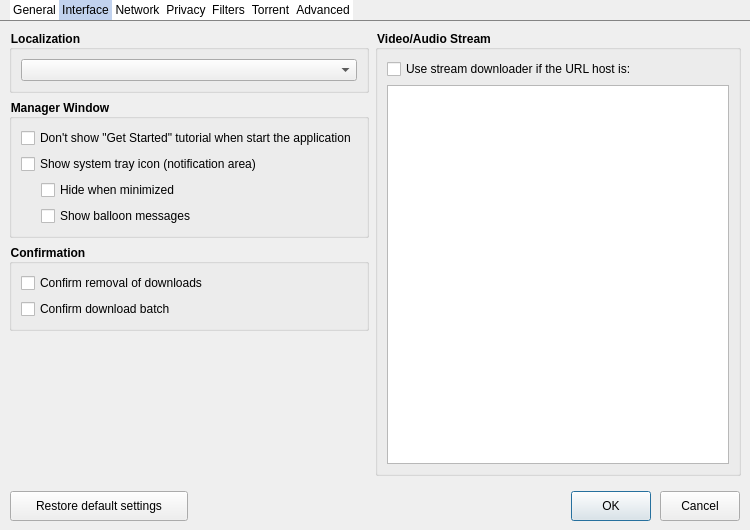
The window that src/dialogs/preferencedialog.ui (setvisible/ArrowDL) describes before a commit, drawn with Qt 5.
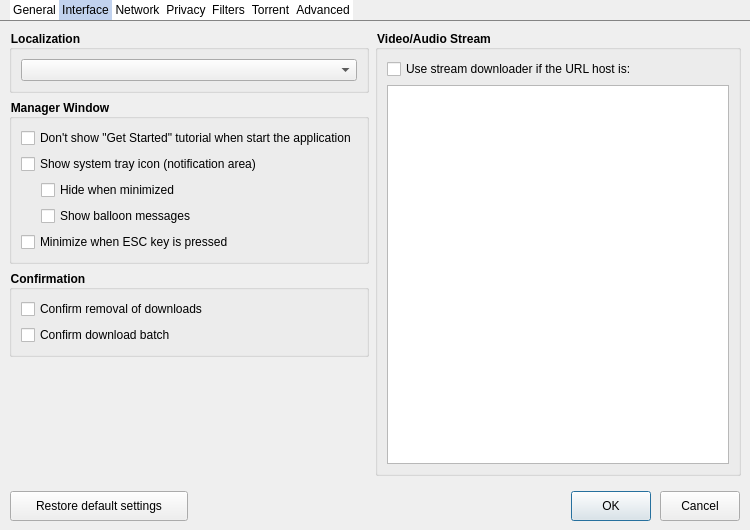
The same window after the commit. The open tabs and pages were chosen to show the change. Icons and pictures are not drawn. Custom widgets are drawn as their Qt base class.

Commit message: [UI] Minimize when Escape key is pressed

The edit to the form file:
```diff
--- a/src/dialogs/preferencedialog.ui
+++ b/src/dialogs/preferencedialog.ui
@@ -272,6 +272,13 @@
               </item>
              </layout>
             </item>
+            <item>
+             <widget class="QCheckBox" name="minimizeWhenEscPressedCheckBox">
+              <property name="text">
+               <string>Minimize when ESC key is pressed</string>
+              </property>
+             </widget>
+            </item>
            </layout>
           </widget>
          </item>
```
The commit also changes 5 other files.
